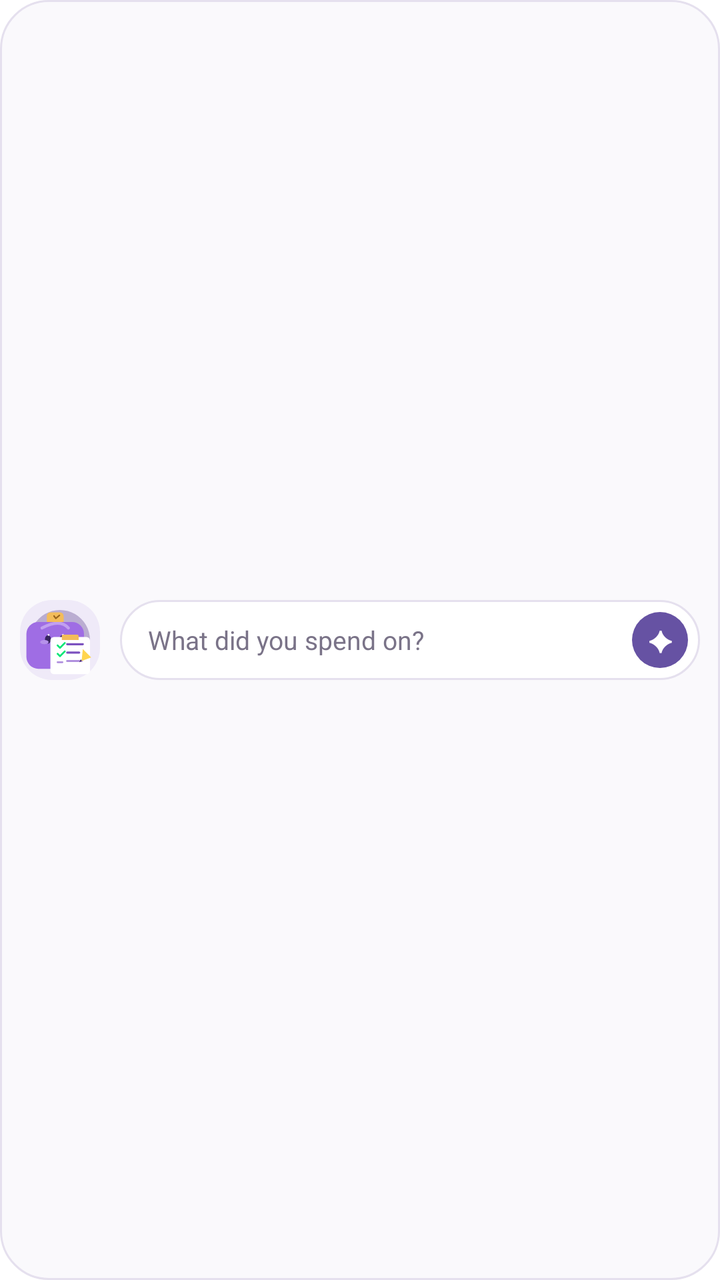
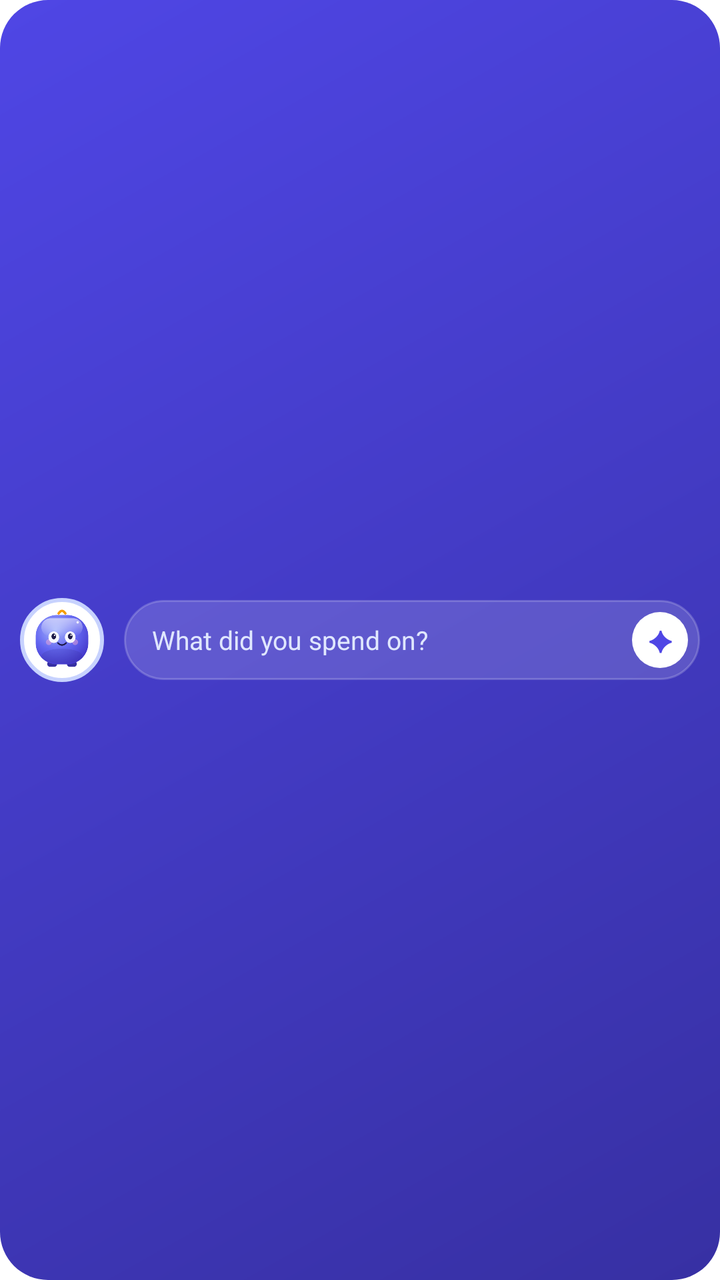

An Android layout rendered at two revisions. The XML below is the earlier revision; the diff shows what the commit changed to produce the second picture.
<!-- AndroidManifest.xml: fallback theme Theme.MaterialComponents.DayNight.NoActionBar -->
<!-- res/layout/widget_quick_add.xml -->
<LinearLayout xmlns:android="http://schemas.android.com/apk/res/android"
  android:id="@+id/quick_add_root"
  android:layout_width="match_parent"
  android:layout_height="match_parent"
  android:background="@drawable/widget_action_bg"
  android:gravity="center_vertical"
  android:orientation="horizontal"
  android:paddingStart="10dp"
  android:paddingEnd="10dp"
  android:contentDescription="@string/widget_quick_add_hint">

  <ImageView
    android:layout_width="40dp"
    android:layout_height="40dp"
    android:padding="2dp"
    android:background="@drawable/widget_icon_circle"
    android:src="@drawable/widget_mascot_checklist"
    android:contentDescription="@null" />

  <LinearLayout
    android:id="@+id/quick_add_bar"
    android:layout_width="0dp"
    android:layout_height="40dp"
    android:layout_weight="1"
    android:layout_marginStart="10dp"
    android:background="@drawable/widget_input_bg"
    android:gravity="center_vertical"
    android:orientation="horizontal"
    android:paddingStart="14dp"
    android:paddingEnd="6dp">
    <TextView
      android:layout_width="0dp"
      android:layout_height="wrap_content"
      android:layout_weight="1"
      android:ellipsize="end"
      android:maxLines="1"
      android:text="@string/widget_quick_add_hint"
      android:textColor="#7A7388"
      android:textSize="13sp" />
    <TextView
      android:layout_width="28dp"
      android:layout_height="28dp"
      android:background="@drawable/widget_send_bg"
      android:gravity="center"
      android:text="✦"
      android:textColor="#FFFFFF"
      android:textSize="14sp"
      android:textStyle="bold" />
  </LinearLayout>
</LinearLayout>
<!-- resources referenced by this layout -->
<resources>
  <!-- drawable widget_action_bg (drawable) -->
  <shape xmlns:android="http://schemas.android.com/apk/res/android">
    <solid android:color="#FAF9FC"/>
    <stroke android:width="1dp" android:color="#E5E0EE"/>
    <corners android:radius="24dp"/>
  </shape>
  <!-- drawable widget_icon_circle (drawable) -->
  <shape xmlns:android="http://schemas.android.com/apk/res/android">
    <solid android:color="#EFEAF8"/>
    <corners android:radius="16dp"/>
  </shape>
  <!-- drawable widget_input_bg (drawable) -->
  <shape xmlns:android="http://schemas.android.com/apk/res/android">
    <solid android:color="#FFFFFF"/>
    <stroke android:width="1dp" android:color="#E5E0EE"/>
    <corners android:radius="20dp"/>
  </shape>
  <!-- drawable widget_mascot_checklist: vector/xml drawable (drawable, 3342 chars, omitted) -->
  <!-- drawable widget_send_bg (drawable) -->
  <shape xmlns:android="http://schemas.android.com/apk/res/android" android:shape="oval">
    <solid android:color="#6652A3"/>
  </shape>
  <string name="widget_quick_add_hint">What did you spend on?</string>
</resources>

<!-- the commit's change to res/layout/widget_quick_add.xml (unified diff, before → after) -->
@@ -2,7 +2,7 @@
   android:id="@+id/quick_add_root"
   android:layout_width="match_parent"
   android:layout_height="match_parent"
-  android:background="@drawable/widget_action_bg"
+  android:background="@drawable/widget_hero_bg"
   android:gravity="center_vertical"
   android:orientation="horizontal"
   android:paddingStart="10dp"
@@ -10,11 +10,11 @@
   android:contentDescription="@string/widget_quick_add_hint">
 
   <ImageView
-    android:layout_width="40dp"
-    android:layout_height="40dp"
-    android:padding="2dp"
-    android:background="@drawable/widget_icon_circle"
-    android:src="@drawable/widget_mascot_checklist"
+    android:layout_width="42dp"
+    android:layout_height="42dp"
+    android:padding="5dp"
+    android:background="@drawable/widget_logo_circle"
+    android:src="@drawable/widget_logo"
     android:contentDescription="@null" />
 
   <LinearLayout
@@ -35,7 +35,7 @@
       android:ellipsize="end"
       android:maxLines="1"
       android:text="@string/widget_quick_add_hint"
-      android:textColor="#7A7388"
+      android:textColor="#E0E7FF"
       android:textSize="13sp" />
     <TextView
       android:layout_width="28dp"
@@ -43,7 +43,7 @@
       android:background="@drawable/widget_send_bg"
       android:gravity="center"
       android:text="✦"
-      android:textColor="#FFFFFF"
+      android:textColor="#4F46E5"
       android:textSize="14sp"
       android:textStyle="bold" />
   </LinearLayout>
<!-- resource entries referenced after the edit -->
@@ -1,26 +1,25 @@
 <!-- resources referenced by this layout -->
 <resources>
-  <!-- drawable widget_action_bg (drawable) -->
+  <!-- drawable widget_hero_bg (drawable) -->
   <shape xmlns:android="http://schemas.android.com/apk/res/android">
-    <solid android:color="#FAF9FC"/>
-    <stroke android:width="1dp" android:color="#E5E0EE"/>
+    <gradient android:angle="315" android:startColor="#4F46E5" android:endColor="#3730A3"/>
     <corners android:radius="24dp"/>
-  </shape>
-  <!-- drawable widget_icon_circle (drawable) -->
-  <shape xmlns:android="http://schemas.android.com/apk/res/android">
-    <solid android:color="#EFEAF8"/>
-    <corners android:radius="16dp"/>
   </shape>
   <!-- drawable widget_input_bg (drawable) -->
   <shape xmlns:android="http://schemas.android.com/apk/res/android">
-    <solid android:color="#FFFFFF"/>
-    <stroke android:width="1dp" android:color="#E5E0EE"/>
+    <solid android:color="#26FFFFFF"/>
+    <stroke android:width="1dp" android:color="#33FFFFFF"/>
     <corners android:radius="20dp"/>
   </shape>
-  <!-- drawable widget_mascot_checklist: vector/xml drawable (drawable, 3342 chars, omitted) -->
+  <!-- drawable widget_logo: png bitmap (drawable-nodpi, 45677 bytes) -->
+  <!-- drawable widget_logo_circle (drawable) -->
+  <shape xmlns:android="http://schemas.android.com/apk/res/android" android:shape="oval">
+    <solid android:color="#FFFFFF"/>
+    <stroke android:width="2dp" android:color="#C7D2FE"/>
+  </shape>
   <!-- drawable widget_send_bg (drawable) -->
   <shape xmlns:android="http://schemas.android.com/apk/res/android" android:shape="oval">
-    <solid android:color="#6652A3"/>
+    <solid android:color="#FFFFFF"/>
   </shape>
   <string name="widget_quick_add_hint">What did you spend on?</string>
 </resources>
